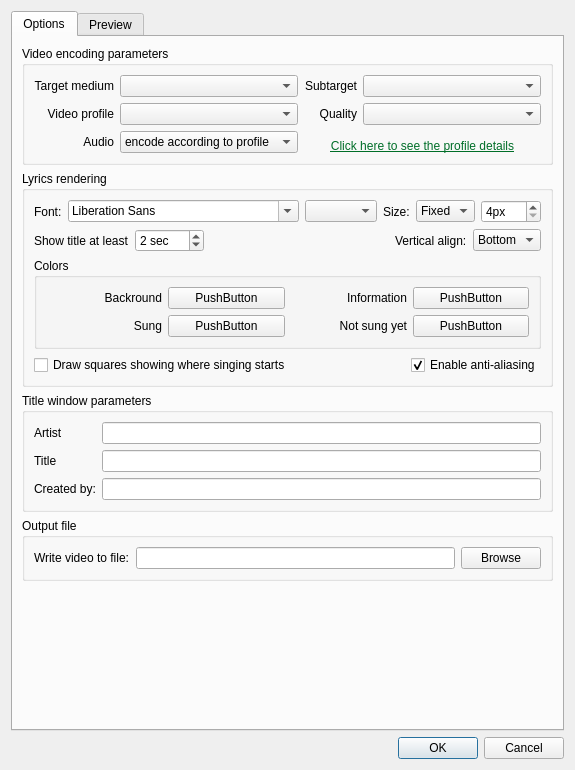
Before: the Qt Designer form src/dialog_export_params.ui in gyunaev/karlyriceditor, drawn with Qt 5.
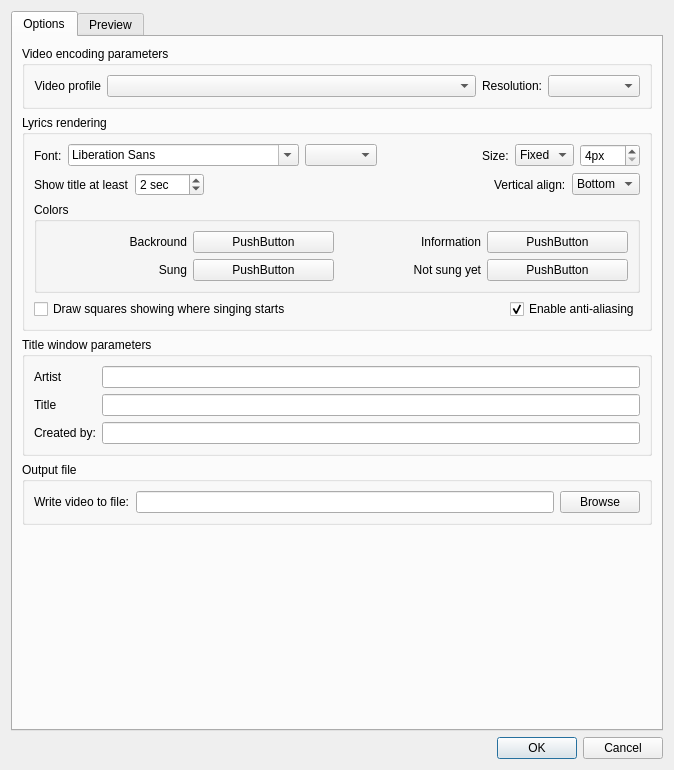
After: the same form once the commit is applied. Custom widgets are drawn as their Qt base class.

Commit message: Mostly working video encoder now.

```diff
--- a/src/dialog_export_params.ui
+++ b/src/dialog_export_params.ui
@@ -6,7 +6,7 @@
    <rect>
     <x>0</x>
     <y>0</y>
-    <width>574</width>
+    <width>674</width>
     <height>770</height>
    </rect>
   </property>
@@ -29,88 +29,8 @@
          <property name="title">
           <string>Video encoding parameters</string>
          </property>
-         <layout class="QGridLayout" name="gridLayout">
-          <item row="1" column="3">
-           <widget class="QLabel" name="label_3">
-            <property name="text">
-             <string>Quality</string>
-            </property>
-            <property name="alignment">
-             <set>Qt::AlignRight|Qt::AlignTrailing|Qt::AlignVCenter</set>
-            </property>
-           </widget>
-          </item>
-          <item row="0" column="0">
-           <widget class="QLabel" name="label_8">
-            <property name="text">
-             <string>Target medium</string>
-            </property>
-            <property name="alignment">
-             <set>Qt::AlignRight|Qt::AlignTrailing|Qt::AlignVCenter</set>
-            </property>
-           </widget>
-          </item>
-          <item row="1" column="2">
-           <widget class="QComboBox" name="boxVideoProfile">
-            <property name="sizePolicy">
-             <sizepolicy hsizetype="Preferred" vsizetype="Fixed">
-              <horstretch>1</horstretch>
-              <verstretch>0</verstretch>
-             </sizepolicy>
-            </property>
-           </widget>
-          </item>
-          <item row="0" column="2">
-           <widget class="QComboBox" name="boxVideoMedium">
-            <property name="sizePolicy">
-             <sizepolicy hsizetype="Preferred" vsizetype="Fixed">
-              <horstretch>1</horstretch>
-              <verstretch>0</verstretch>
-             </sizepolicy>
-            </property>
-           </widget>
-          </item>
-          <item row="0" column="4">
-           <widget class="QComboBox" name="boxVideoTarget">
-            <property name="sizePolicy">
-             <sizepolicy hsizetype="Preferred" vsizetype="Fixed">
-              <horstretch>1</horstretch>
-              <verstretch>0</verstretch>
-             </sizepolicy>
-            </property>
-           </widget>
-          </item>
-          <item row="1" column="4">
-           <widget class="QComboBox" name="boxVideoQuality">
-            <property name="sizePolicy">
-             <sizepolicy hsizetype="Preferred" vsizetype="Fixed">
-              <horstretch>1</horstretch>
-              <verstretch>0</verstretch>
-             </sizepolicy>
-            </property>
-           </widget>
-          </item>
-          <item row="0" column="3">
-           <widget class="QLabel" name="label">
-            <property name="text">
-             <string>Subtarget</string>
-            </property>
-            <property name="alignment">
-             <set>Qt::AlignRight|Qt::AlignTrailing|Qt::AlignVCenter</set>
-            </property>
-           </widget>
-          </item>
-          <item row="2" column="0">
-           <widget class="QLabel" name="label_5">
-            <property name="text">
-             <string>Audio</string>
-            </property>
-            <property name="alignment">
-             <set>Qt::AlignRight|Qt::AlignTrailing|Qt::AlignVCenter</set>
-            </property>
-           </widget>
-          </item>
-          <item row="1" column="0">
+         <layout class="QHBoxLayout" name="horizontalLayout_6">
+          <item>
            <widget class="QLabel" name="label_2">
             <property name="text">
              <string>Video profile</string>
@@ -120,27 +40,33 @@
             </property>
            </widget>
           </item>
-          <item row="2" column="2">
-           <widget class="QComboBox" name="boxAudioEncodingType">
-            <item>
-             <property name="text">
-              <string>encode according to profile</string>
-             </property>
-            </item>
-            <item>
-             <property name="text">
-              <string>no audio</string>
-             </property>
-            </item>
+          <item>
+           <widget class="QComboBox" name="boxVideoProfile">
+            <property name="sizePolicy">
+             <sizepolicy hsizetype="Preferred" vsizetype="Fixed">
+              <horstretch>4</horstretch>
+              <verstretch>0</verstretch>
+             </sizepolicy>
+            </property>
            </widget>
           </item>
-          <item row="2" column="3" colspan="2">
-           <widget class="QLabel" name="lblVideoDetailsLink">
+          <item>
+           <widget class="QLabel" name="label_3">
             <property name="text">
-             <string>&lt;html&gt;&lt;head/&gt;&lt;body&gt;&lt;p&gt;&lt;a href=&quot;yes&quot;&gt;&lt;span style=&quot; text-decoration: underline; color:#006e28;&quot;&gt;Click here to see the profile details&lt;/span&gt;&lt;/a&gt;&lt;/p&gt;&lt;/body&gt;&lt;/html&gt;</string>
+             <string>Resolution:</string>
             </property>
             <property name="alignment">
-             <set>Qt::AlignBottom|Qt::AlignHCenter</set>
+             <set>Qt::AlignRight|Qt::AlignTrailing|Qt::AlignVCenter</set>
+            </property>
+           </widget>
+          </item>
+          <item>
+           <widget class="QComboBox" name="boxVideoResolution">
+            <property name="sizePolicy">
+             <sizepolicy hsizetype="Preferred" vsizetype="Fixed">
+              <horstretch>1</horstretch>
+              <verstretch>0</verstretch>
+             </sizepolicy>
             </property>
            </widget>
           </item>
```
Left out of the diff: 4 changed lines with no effect on the pictures. The commit also changes 17 other files.
